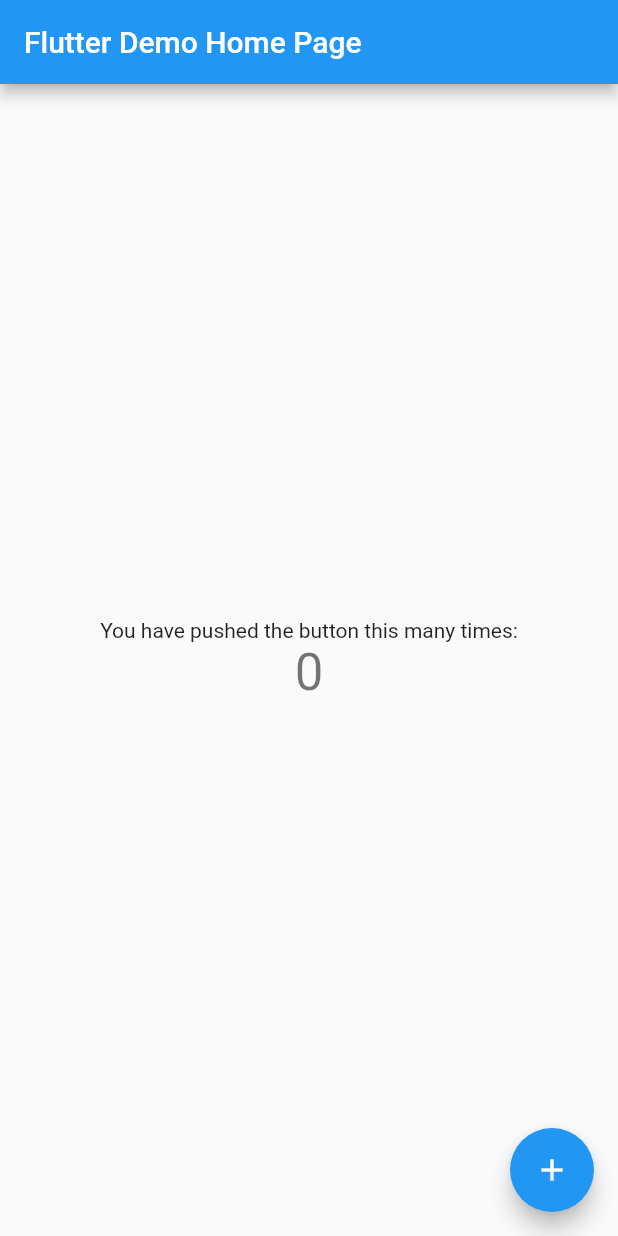
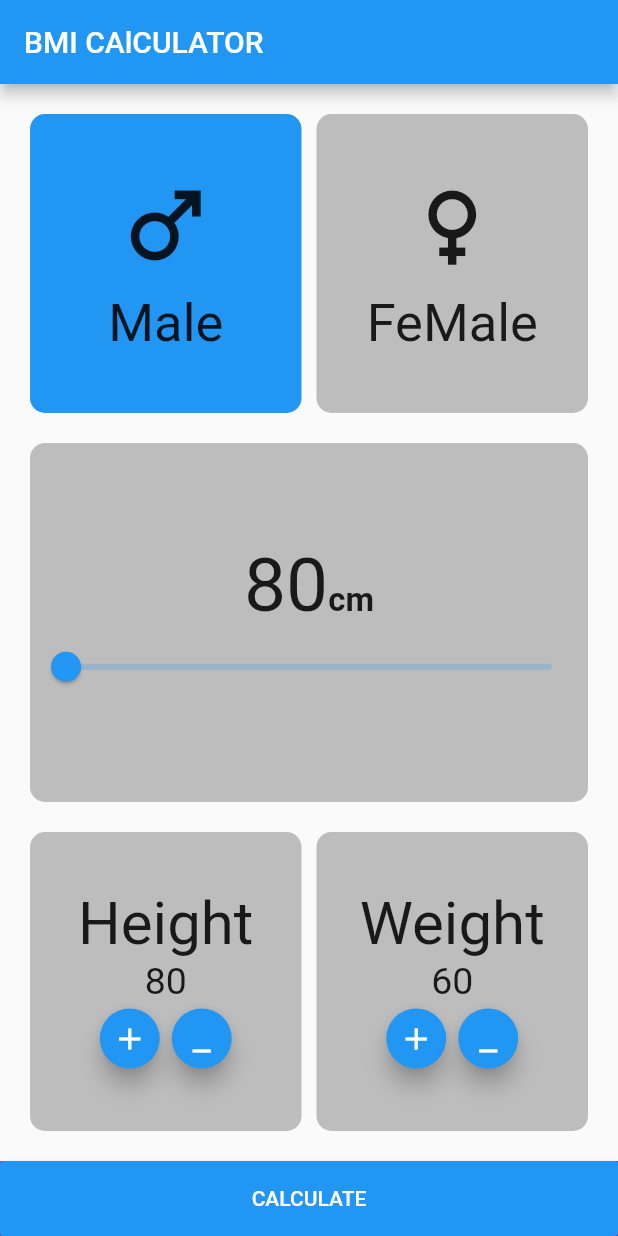
Before and after one commit to AbdulrhmanMohamed/Flutter_protfolio, a Flutter app: the screen it shows after launch, on a phone screen of 412 x 824 dp. Run offline on Flutter 3.47's test engine with Material 2 defaults, Android fonts, the phone set to English and light mode, and no system bars.

Commit message:
the first project in the repo {bmiCalculator}

```diff
--- a/analysis_options.yaml
+++ b/analysis_options.yaml
@@ -7,7 +7,7 @@
 
 # The following line activates a set of recommended lints for Flutter apps,
 # packages, and plugins designed to encourage good coding practices.
-include: package:flutter_lints/flutter.yaml
+# include: package:flutter_lints/flutter.yaml
 
 linter:
   # The lint rules applied to this project can be customized in the
--- a/lib/main.dart
+++ b/lib/main.dart
@@ -1,115 +1,19 @@
 import 'package:flutter/material.dart';
+import 'package:portfolio/screens/bmi.dart';
 
-void main() {
-  runApp(const MyApp());
+
+void main(){
+  runApp(MyApp());
 }
+
 
 class MyApp extends StatelessWidget {
   const MyApp({Key? key}) : super(key: key);
 
-  // This widget is the root of your application.
   @override
   Widget build(BuildContext context) {
     return MaterialApp(
-      title: 'Flutter Demo',
-      theme: ThemeData(
-        // This is the theme of your application.
-        //
-        // Try running your application with "flutter run". You'll see the
-        // application has a blue toolbar. Then, without quitting the app, try
-        // changing the primarySwatch below to Colors.green and then invoke
-        // "hot reload" (press "r" in the console where you ran "flutter run",
-        // or simply save your changes to "hot reload" in a Flutter IDE).
-        // Notice that the counter didn't reset back to zero; the application
-        // is not restarted.
-        primarySwatch: Colors.blue,
-      ),
-      home: const MyHomePage(title: 'Flutter Demo Home Page'),
+      home:BMI() ,
     );
   }
 }
-
-class MyHomePage extends StatefulWidget {
-  const MyHomePage({Key? key, required this.title}) : super(key: key);
-
-  // This widget is the home page of your application. It is stateful, meaning
-  // that it has a State object (defined below) that contains fields that affect
-  // how it looks.
-
-  // This class is the configuration for the state. It holds the values (in this
-  // case the title) provided by the parent (in this case the App widget) and
-  // used by the build method of the State. Fields in a Widget subclass are
-  // always marked "final".
-
-  final String title;
-
-  @override
-  State<MyHomePage> createState() => _MyHomePageState();
-}
-
-class _MyHomePageState extends State<MyHomePage> {
-  int _counter = 0;
-
-  void _incrementCounter() {
-    setState(() {
-      // This call to setState tells the Flutter framework that something has
-      // changed in this State, which causes it to rerun the build method below
-      // so that the display can reflect the updated values. If we changed
-      // _counter without calling setState(), then the build method would not be
-      // called again, and so nothing would appear to happen.
-      _counter++;
-    });
-  }
-
-  @override
-  Widget build(BuildContext context) {
-    // This method is rerun every time setState is called, for instance as done
-    // by the _incrementCounter method above.
-    //
-    // The Flutter framework has been optimized to make rerunning build methods
-    // fast, so that you can just rebuild anything that needs updating rather
-    // than having to individually change instances of widgets.
-    return Scaffold(
-      appBar: AppBar(
-        // Here we take the value from the MyHomePage object that was created by
-        // the App.build method, and use it to set our appbar title.
-        title: Text(widget.title),
-      ),
-      body: Center(
-        // Center is a layout widget. It takes a single child and positions it
-        // in the middle of the parent.
-        child: Column(
-          // Column is also a layout widget. It takes a list of children and
-          // arranges them vertically. By default, it sizes itself to fit its
-          // children horizontally, and tries to be as tall as its parent.
-          //
-          // Invoke "debug painting" (press "p" in the console, choose the
-          // "Toggle Debug Paint" action from the Flutter Inspector in Android
-          // Studio, or the "Toggle Debug Paint" command in Visual Studio Code)
-          // to see the wireframe for each widget.
-          //
-          // Column has various properties to control how it sizes itself and
-          // how it positions its children. Here we use mainAxisAlignment to
-          // center the children vertically; the main axis here is the vertical
-          // axis because Columns are vertical (the cross axis would be
-          // horizontal).
-          mainAxisAlignment: MainAxisAlignment.center,
-          children: <Widget>[
-            const Text(
-              'You have pushed the button this many times:',
-            ),
-            Text(
-              '$_counter',
-              style: Theme.of(context).textTheme.headline4,
-            ),
-          ],
-        ),
-      ),
-      floatingActionButton: FloatingActionButton(
-        onPressed: _incrementCounter,
-        tooltip: 'Increment',
-        child: const Icon(Icons.add),
-      ), // This trailing comma makes auto-formatting nicer for build methods.
-    );
-  }
-}
--- /dev/null
+++ b/lib/screens/bmi.dart
@@ -0,0 +1,236 @@
+
+import 'dart:math';
+
+import 'package:flutter/material.dart';
+import 'package:portfolio/screens/bmiResult.dart';
+
+class BMI extends StatefulWidget {
+  const BMI({Key? key}) : super(key: key);
+
+  @override
+  State<BMI> createState() => _BMIState();
+}
+
+class _BMIState extends State<BMI> {
+  bool isMale=true;
+  int height =80;
+  int weight=60;
+  double ?res;
+  @override
+  Widget build(BuildContext context) {
+    return Scaffold(
+        appBar: AppBar(title: Text("BMI CAlCULATOR")),
+        body: Column(
+          crossAxisAlignment: CrossAxisAlignment.stretch,
+          children: [
+            Expanded(
+                child: Padding(
+              padding: const EdgeInsets.all(20),
+              child: Row(
+                children: [
+                  Expanded(
+                      child: GestureDetector(
+                        onTap: ()=>{
+                          setState(() => {
+                            isMale=false
+                          })
+                        },
+                        child: Container(
+                                          decoration: BoxDecoration(
+                        borderRadius: BorderRadius.circular(10),
+                        color:isMale?Colors.blue: Colors.grey[400],
+                                          ),
+                                          child: Column(
+                        mainAxisAlignment: MainAxisAlignment.center,
+                        crossAxisAlignment: CrossAxisAlignment.center,
+                        children: [
+                          Icon(
+                            Icons.male_outlined,
+                            size: 70,
+                          ),
+                          SizedBox(
+                            height: 10,
+                          ),
+                          Text("Male", style: TextStyle(fontSize: 35))
+                        ],
+                                          ),
+                                        ),
+                      )),
+                  SizedBox(width: 10),
+                  Expanded(
+                      child: GestureDetector(
+                        onTap: ()=>{
+                          setState(() => {
+                            isMale=true
+                          },)
+                        },
+                        child: Container(
+                                          decoration: BoxDecoration(
+                        borderRadius: BorderRadius.circular(10),
+                        color:!isMale?Colors.blue: Colors.grey[400],
+                                          ),
+                                          child: Column(
+                        mainAxisAlignment: MainAxisAlignment.center,
+                        crossAxisAlignment: CrossAxisAlignment.center,
+                        children: [
+                          Icon(
+                            Icons.female_outlined,
+                            size: 70,
+                          ),
+                          SizedBox(
+                            height: 10,
+                          ),
+                          Text(
+                            'FeMale',
+                            style: TextStyle(fontSize: 35),
+                          )
+                        ],
+                                          ),
+                                        ),
+                      )),
+                ],
+              ),
+            )),
+            Expanded(
+              child: Padding(
+                padding: const EdgeInsets.symmetric(horizontal: 20),
+                child: Container(
+                  decoration: BoxDecoration(
+                      color: Colors.grey.shade400,
+                      borderRadius: BorderRadius.circular(10)),
+                  child: Column(
+                    mainAxisAlignment: MainAxisAlignment.center,
+                    children: [
+
+                      Row(
+                        mainAxisAlignment: MainAxisAlignment.center,
+                        crossAxisAlignment: CrossAxisAlignment.baseline,
+                        textBaseline: TextBaseline.alphabetic,
+                        children: [
+                          Text(
+                            height.toInt().toString(),
+                            style: TextStyle(fontSize: 50),
+                          ),
+                          Text(
+                            "cm",
+                            style: TextStyle(
+                                fontSize: 22, fontWeight: FontWeight.bold),
+                          )
+                        ],
+                      ),
+                      Slider(
+                        value: height.toDouble(),
+                        onChanged: (value) => {
+                          setState(()=>{
+                            height=value.toInt()
+                          })
+                        },
+                        min: 80,
+                        max: 220,
+                      )
+                    ],
+                  ),
+                ),
+              ),
+            ),
+            Expanded(
+              child: Padding(
+                padding: const EdgeInsets.all(20),
+                child: Row(
+                  crossAxisAlignment:CrossAxisAlignment.center,
+                  children: [
+
+                  Expanded(
+                      child: Container(
+                        decoration: BoxDecoration(color: Colors.grey[400],borderRadius: BorderRadius.circular(10)),
+                        child: Column(
+                          mainAxisAlignment: MainAxisAlignment.center,
+                    children: [
+                        Text("Height",style: TextStyle(fontSize: 40),),
+                        Text(
+                          "$height",
+                          style: TextStyle(fontSize: 25),
+                        ),
+                        Row(
+                          mainAxisAlignment: MainAxisAlignment.center,
+                          children: [
+                            FloatingActionButton(mini: true,onPressed:()=>{
+                              setState(() =>{
+                                height++
+                              } ),
+                            },child: Icon(Icons.add), heroTag: 'plusheight',),
+                            FloatingActionButton(mini: true,onPressed:()=>{
+                              setState(()=>{
+                                height--
+                              })
+                            },child: Icon(Icons.minimize), heroTag: 'minusHeight',)
+                          ],
+                        )
+                    ],
+                  ),
+                      )),
+                  SizedBox(width:10),
+                  Expanded(
+                      child: Container(
+                        decoration: BoxDecoration(
+                          color: Colors.grey[400],
+                          borderRadius: BorderRadius.circular(10),
+
+                        ),
+                        child: Column(
+                          mainAxisAlignment: MainAxisAlignment.center,
+                    children: [
+                        Text("Weight",style: TextStyle(fontSize: 40),),
+                        Text(
+                          "$weight",
+                          style: TextStyle(fontSize: 25),
+                        ),
+                        Row(
+                          mainAxisAlignment: MainAxisAlignment.center,
+                          children: [
+                            FloatingActionButton(mini: true,onPressed:()=>{
+                              setState(()=>{
+                                weight++,
+
+
+                              })
+                            },child: Icon(Icons.add), heroTag: 'plusWeight',),
+                            FloatingActionButton(mini: true,onPressed:()=>{
+                              setState(()=>{
+                                weight--,
+                              })
+                            },child: Icon(Icons.minimize), heroTag: 'minusWeight',)
+                          ],
+                        )
+                    ],
+                  ),
+                      ))
+                ]),
+              ),
+            ),
+            Container(
+                width: double.infinity,
+                height: 50,
+                decoration: BoxDecoration(
+                  color: Colors.pink,
+                ),
+                child: MaterialButton(
+                  minWidth: double.infinity,
+                  height: 60,
+                  color: Colors.blue,
+                  onPressed: () => {
+                     res=weight/pow(height/100 ,2),
+                     Navigator.push(context, MaterialPageRoute(builder: (context)=>BMIResult(
+                      Gender: isMale?'Male':'Female',
+                      result: res?.round(),
+                     )))
+                  },
+                  child: Text(
+                    "CALCULATE",
+                    style: TextStyle(color: Colors.white),
+                  ),
+                ))
+          ],
+        ));
+  }
+}
--- /dev/null
+++ b/lib/screens/bmiResult.dart
@@ -0,0 +1,37 @@
+import 'package:flutter/material.dart';
+import 'package:flutter/src/foundation/key.dart';
+import 'package:flutter/src/widgets/framework.dart';
+
+class BMIResult extends StatelessWidget {
+ final result;
+ final Gender;
+
+  BMIResult({
+    Key? key,
+    this.result,
+    this.Gender
+  }) : super(key: key);
+
+  @override
+  Widget build(BuildContext context) {
+    return Scaffold(
+      appBar: AppBar(
+        title: Text("BMI Result"),
+        centerTitle: true,
+      ),
+      body: Center(
+          child: Column(
+            mainAxisAlignment: MainAxisAlignment.center,
+            crossAxisAlignment: CrossAxisAlignment.center,
+        children: [
+          Text("RESULT:${result}",style: TextStyle(fontSize: 50),),
+
+          SizedBox(height: 30,),
+          Text("Gender: $Gender",style: TextStyle(fontSize: 50),)
+
+
+        ],
+      )),
+    );
+  }
+}
```
